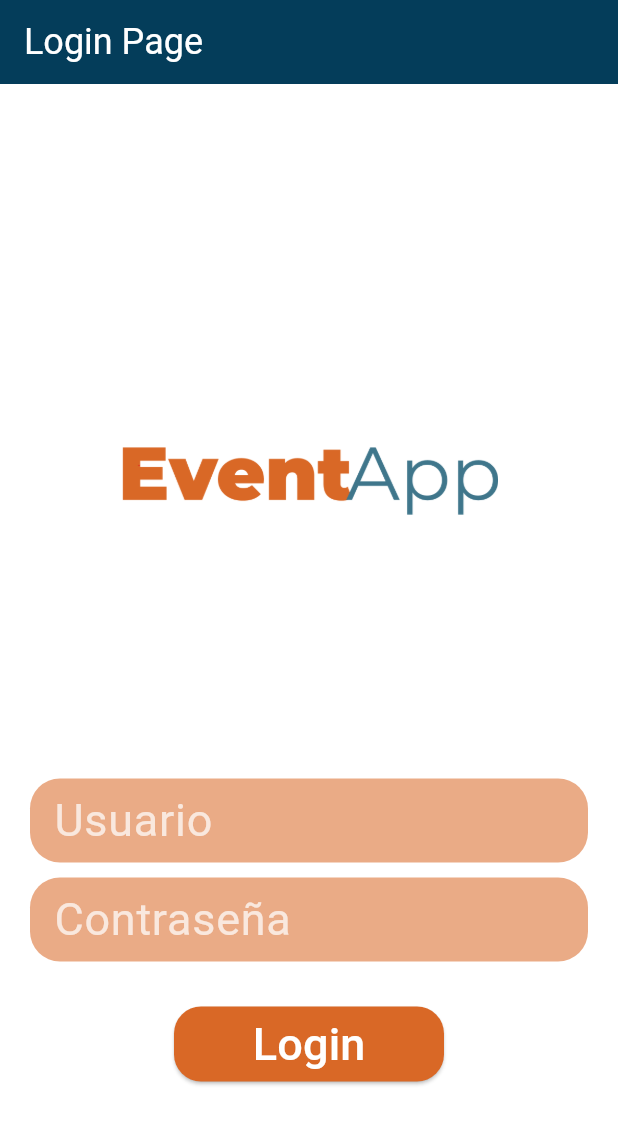
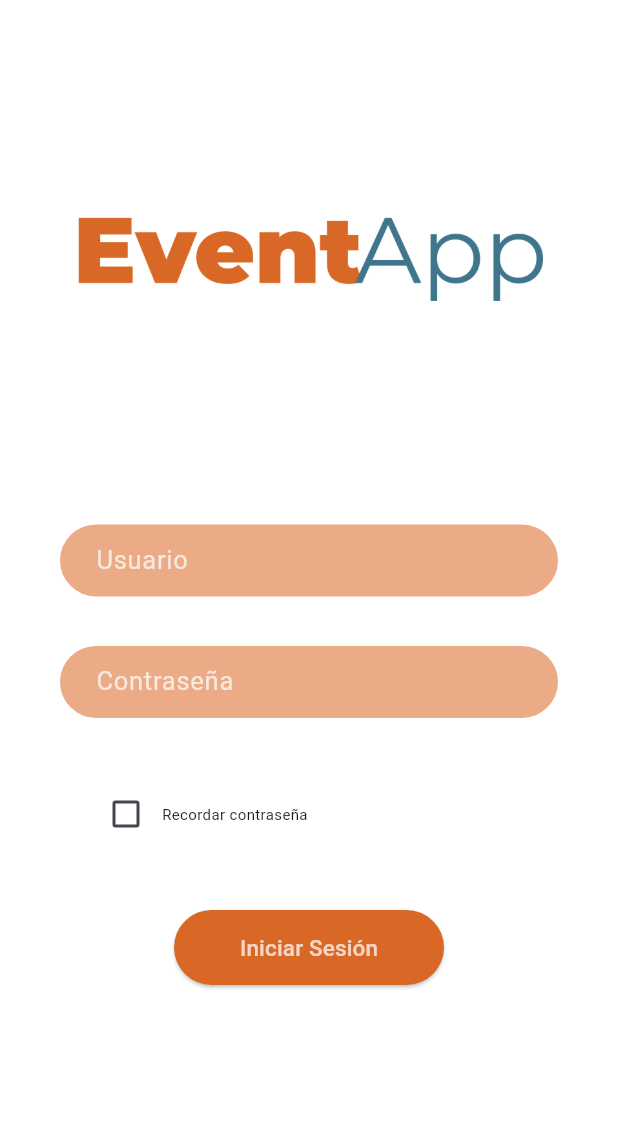
Before and after one commit to herrtiago/eventapp, a Flutter app: the screen it shows after launch, on a phone screen of 412 x 824 dp. Shown: the top 1124 px of the screen. Run offline on Flutter 3.47's test engine with Material 3 defaults, Android fonts, the phone set to English and light mode, and no system bars; our stand-ins replace google_fonts, image_picker, shared_preferences; Roboto replaces fonts that are missing (Karla).

Commit message:
arreglo diseño

```diff
--- a/frontend_eventapp/lib/login_page.dart
+++ b/frontend_eventapp/lib/login_page.dart
@@ -35,68 +35,90 @@ class LoginPage extends StatelessWidget {
   @override
   Widget build(BuildContext context) {
     return Scaffold(
-      appBar: AppBar(
-        title: Text(
-          'Login Page',
-          style: GoogleFonts.justAnotherHand(
-            textStyle: const TextStyle(
-              color: Colors.white,
-              fontSize: 24,
-            ),
-          ),
-        ),
-        backgroundColor: const Color.fromARGB(255, 4, 61, 90),
-      ),
       body: Container(
         color: Color.fromARGB(255, 255, 255, 255),
         child: Center(
           child: Column(
-            mainAxisAlignment: MainAxisAlignment.center,
+            mainAxisAlignment: MainAxisAlignment.start,
             children: <Widget>[
-              Container(
-                padding: const EdgeInsets.all(80),
+              SizedBox(
+                height: MediaQuery.of(context).size.height * 0.4,
+                child: Container(
+                  padding: const EdgeInsets.all(50),
                   child: Image.asset(
-                  'images/logo.png',  // Path to the local image file
-                  height: 150,
+                    'images/logo.png',
+                    fit: BoxFit.contain,
                   ),
                 ),
-              const SizedBox(height: 50),
+              ),
+              SizedBox(height: 20),
               Padding(
-                padding: const EdgeInsets.symmetric(horizontal: 20.0),
+                padding: const EdgeInsets.symmetric(horizontal: 40),
                 child: TextField(
                   decoration: InputDecoration(
                     labelText: 'Usuario',
                     filled: true,
-                    fillColor: const Color.fromARGB(142, 218, 104, 38), // Color de fondo
-                    labelStyle: TextStyle(color: const Color.fromARGB(186, 255, 255, 255), fontSize: 30),
+                    fillColor: const Color.fromARGB(142, 218, 104, 38),
+                    labelStyle: TextStyle(
+                      color: const Color.fromARGB(186, 255, 255, 255),
+                      fontSize: 17,
+                      fontFamily: 'Karla',
+                    ),
+                    contentPadding: EdgeInsets.only(left: 20),
                     border: OutlineInputBorder(
-                      borderRadius: BorderRadius.circular(20), // Bordes curvos
-                      borderSide: BorderSide.none, // Eliminar los bordes
+                      borderRadius: BorderRadius.circular(30),
+                      borderSide: BorderSide.none,
                     ),
                   ),
                   controller: _controllerUsername,
                 ),
               ),
+              SizedBox(height: 33),
               Padding(
-                padding: const EdgeInsets.symmetric(horizontal: 20.0, vertical: 10.0),
+                padding: const EdgeInsets.symmetric(horizontal: 40),
                 child: TextField(
                   decoration: InputDecoration(
                     labelText: 'Contraseña',
                     filled: true,
-                    fillColor: Color.fromARGB(142, 218, 104, 38), // Color de fondo
-                    labelStyle: TextStyle(color: const Color.fromARGB(186, 255, 255, 255), fontSize: 30),
+                    fillColor: Color.fromARGB(142, 218, 104, 38),
+                    labelStyle: TextStyle(
+                      color: const Color.fromARGB(186, 255, 255, 255),
+                      fontSize: 17,
+                      fontFamily: 'Karla',
+                    ),
+                    contentPadding: EdgeInsets.only(left: 20),
                     border: OutlineInputBorder(
-                      borderRadius: BorderRadius.circular(20), // Bordes curvos
-                      borderSide: BorderSide.none, // Eliminar los bordes
+                      borderRadius: BorderRadius.circular(30),
+                      borderSide: BorderSide.none,
                     ),
                   ),
                   obscureText: true,
                   controller: _controllerPassword,
                 ),
               ),
-              const SizedBox(height: 20),
-              MouseRegion(
-                child: ElevatedButton(
+              SizedBox(height: 40),
+              Padding(
+                padding: const EdgeInsets.symmetric(horizontal: 60),
+                child: Row(
+                  children: [
+                    Checkbox(
+                      value: false,
+                      onChanged: (newValue) {
+                        //cambio del valor del checkbox
+                      },
+                    ),
+                    Text(
+                      'Recordar contraseña',
+                      style: TextStyle(
+                        fontSize: 10,
+                        fontFamily: 'Karla',
+                      ),
+                    ),
+                  ],
+                ),
+              ),
+              SizedBox(height: 40),
+              ElevatedButton(
                 onPressed: () async {
                   final response = await http.post(
                     Uri.parse('http://20.163.25.147:8000/login'),
@@ -118,20 +140,25 @@ class LoginPage extends StatelessWidget {
                   minimumSize: MaterialStateProperty.resolveWith<Size>(
                     (states) {
                       if (states.contains(MaterialState.hovered)) {
-                          return const Size(200, 60); //hover
+                        return const Size(200, 60);
                       }
-                        return const Size(180, 50); //normal
+                      return const Size(180, 50);
                     },
                   ),
                   backgroundColor: MaterialStateProperty.all<Color>(Color(0xFFD96826)),
                   shape: MaterialStateProperty.all<RoundedRectangleBorder>(
                     RoundedRectangleBorder(
-                        borderRadius: BorderRadius.circular(18.0),
+                      borderRadius: BorderRadius.circular(30),
                     ),
                   ),
                 ),
-                  child: const Text('Login',
-                      style: TextStyle(color: Colors.white, fontSize: 30)),
+                child: const Text(
+                  'Iniciar Sesión',
+                  style: TextStyle(
+                    color: Color.fromARGB(186, 255, 255, 255),
+                    fontSize: 15,
+                    fontFamily: 'Karla',
+                  ),
                 ),
               ),
             ],
```
Lines whose indentation alone changed are shown as unchanged.
